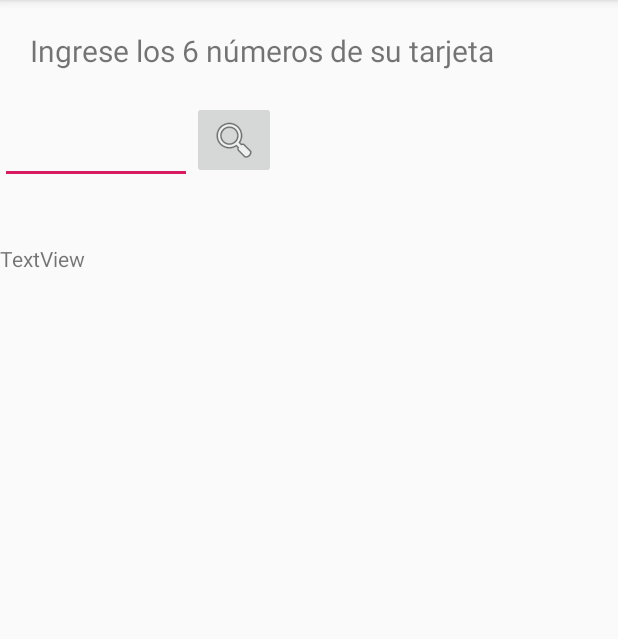
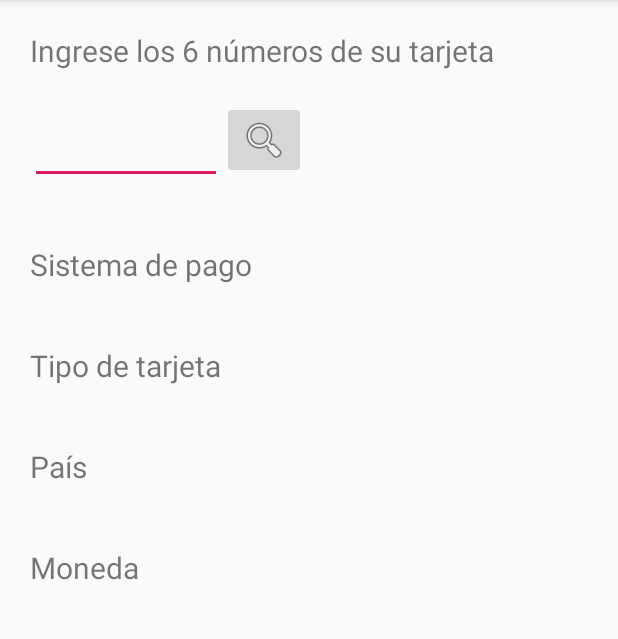
Before and after one commit to cristian16b/Bin-Card-Cheker, an Android app: the screen it shows after launch (MainActivity), on a phone screen of 412 x 824 dp, the part 84-723 px from its top. Run offline under Robolectric (Android 15) with nearby library versions, the phone set to English and light mode, and no system bars.

Commit message:
Terminada la gui, agregado permisos de internet

```diff
--- a/app/src/main/AndroidManifest.xml
+++ b/app/src/main/AndroidManifest.xml
@@ -1,6 +1,9 @@
 <?xml version="1.0" encoding="utf-8"?>
 <manifest xmlns:android="http://schemas.android.com/apk/res/android"
     package="com.example.bincardchecker">
+
+    <uses-permission android:name="android.permission.ACCESS_NETWORK_STATE" />
+    <uses-permission android:name="android.permission.INTERNET" />
 
     <application
         android:allowBackup="true"
--- a/app/src/main/res/layout/activity_main.xml
+++ b/app/src/main/res/layout/activity_main.xml
@@ -29,18 +29,19 @@
 
             <LinearLayout
                 android:id="@+id/linearLayoutBotones"
-                android:layout_below="@id/textoTitulo"
                 android:layout_width="match_parent"
                 android:layout_height="match_parent"
+                android:layout_below="@id/textoTitulo"
+                android:layout_marginLeft="20dp"
                 android:orientation="horizontal">
 
                 <EditText
                     android:id="@+id/nroTarjetaText"
                     android:layout_width="wrap_content"
                     android:layout_height="wrap_content"
+                    android:ems="6"
                     android:inputType="numberDecimal"
                     android:maxLength="6"
-                    android:ems="6"
                     android:padding="15dp" />
 
                 <ImageButton
@@ -52,9 +53,11 @@
 
 
             <LinearLayout
-                android:layout_below="@id/linearLayoutBotones"
                 android:layout_width="match_parent"
                 android:layout_height="match_parent"
+                android:layout_below="@id/linearLayoutBotones"
+                android:layout_marginLeft="20dp"
+                android:gravity="center"
                 android:orientation="vertical">
 
 
@@ -66,11 +69,90 @@
 
 
                     <TextView
-                        android:id="@+id/textView"
                         android:layout_width="wrap_content"
                         android:layout_height="wrap_content"
                         android:layout_weight="1"
-                        android:text="TextView" />
+                        android:text="@string/texto_sistema_pago"
+                        android:textSize="@dimen/txts_default" />
+
+                    <TextView
+                        android:id="@+id/sistemaPago"
+                        android:layout_width="wrap_content"
+                        android:layout_height="wrap_content"
+                        android:layout_weight="1"
+                        android:textSize="@dimen/txts_default" />
+
+                </LinearLayout>
+
+
+                <LinearLayout
+                    android:layout_width="match_parent"
+                    android:layout_height="match_parent"
+                    android:layout_marginTop="40dp"
+                    android:orientation="horizontal">
+
+
+                    <TextView
+                        android:layout_width="wrap_content"
+                        android:layout_height="wrap_content"
+                        android:layout_weight="1"
+                        android:text="@string/texto_tipo_tarjeta"
+                        android:textSize="@dimen/txts_default" />
+
+                    <TextView
+                        android:id="@+id/tipoTarjeta"
+                        android:layout_width="wrap_content"
+                        android:layout_height="wrap_content"
+                        android:layout_weight="1"
+                        android:textSize="@dimen/txts_default" />
+
+                </LinearLayout>
+
+
+                <LinearLayout
+                    android:layout_width="match_parent"
+                    android:layout_height="match_parent"
+                    android:layout_marginTop="40dp"
+                    android:orientation="horizontal">
+
+                    <TextView
+                        android:layout_width="wrap_content"
+                        android:layout_height="wrap_content"
+                        android:layout_weight="1"
+                        android:text="@string/texto_pais"
+                        android:textSize="@dimen/txts_default" />
+
+                    <TextView
+                        android:id="@+id/pais"
+                        android:layout_width="wrap_content"
+                        android:layout_height="wrap_content"
+                        android:layout_weight="1"
+                        android:textSize="@dimen/txts_default" />
+
+                </LinearLayout>
+
+
+                <LinearLayout
+                    android:layout_width="match_parent"
+                    android:layout_height="match_parent"
+                    android:layout_marginTop="40dp"
+                    android:orientation="horizontal">
+
+
+                    <TextView
+                        android:layout_width="wrap_content"
+                        android:layout_height="wrap_content"
+                        android:layout_weight="1"
+                        android:text="@string/texto_nombre_monedad"
+                        android:textSize="@dimen/txts_default" />
+
+                    <TextView
+                        android:id="@+id/nombreMoneda"
+                        android:layout_width="wrap_content"
+                        android:layout_height="wrap_content"
+                        android:layout_weight="1"
+                        android:textSize="@dimen/txts_default" />
+
                 </LinearLayout>
             </LinearLayout>
         </RelativeLayout>
```
